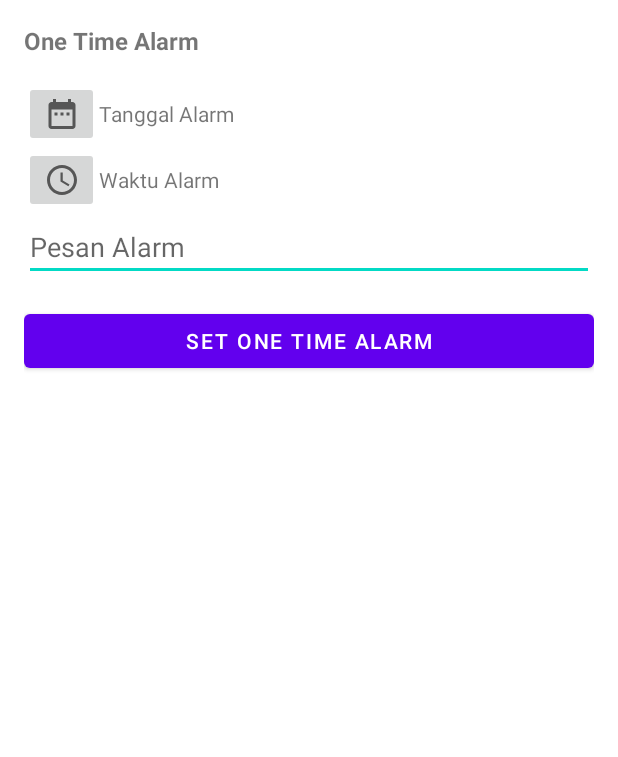
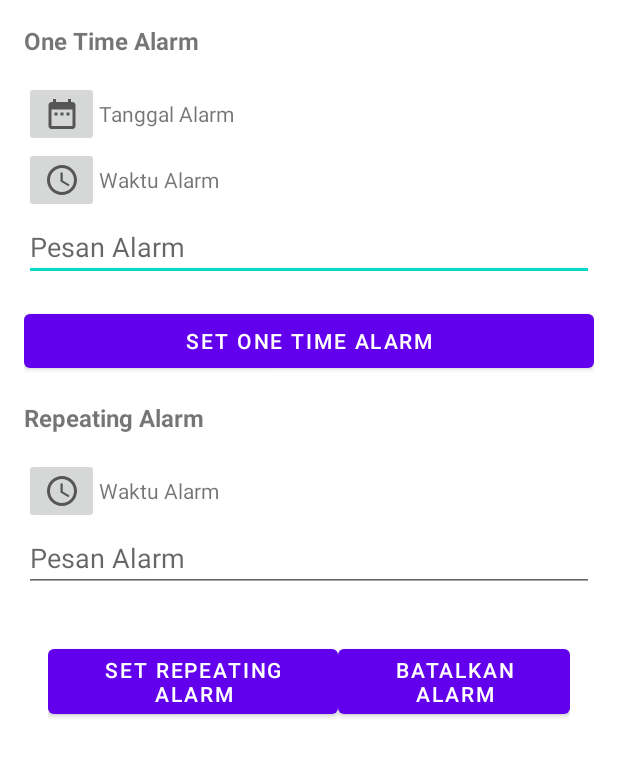
Before and after one commit to yuandikaalreiza/MyAlarmManager, an Android app: the layout activity_main.xml on its own in the app's theme, with its tools: preview values and no code run, on a phone screen of 412 x 824 dp. Shown: the top 757 px of the screen. Run offline under Robolectric (Android 15) with nearby library versions, the phone set to English and light mode, and no system bars.

Commit message:
Repeat and Cancel Alarm

```diff
--- a/app/src/main/res/layout/activity_main.xml
+++ b/app/src/main/res/layout/activity_main.xml
@@ -62,4 +62,54 @@
         android:layout_marginBottom="16dp"
         android:text="@string/set_one_time_alarm" />
 
+    <TextView
+        android:layout_width="match_parent"
+        android:layout_height="wrap_content"
+        android:layout_marginBottom="16dp"
+        android:text="@string/repeating_alarm"
+        android:textSize="16sp"
+        android:textStyle="bold" />
+    <LinearLayout
+        android:layout_width="match_parent"
+        android:layout_height="wrap_content"
+        android:gravity="center_vertical"
+        android:orientation="horizontal">
+        <ImageButton
+            android:id="@+id/btn_repeating_time"
+            android:layout_width="50dp"
+            android:layout_height="wrap_content"
+            android:src="@drawable/ic_access_time_black" />
+        <TextView
+            android:id="@+id/tv_repeating_time"
+            android:layout_width="wrap_content"
+            android:layout_height="wrap_content"
+            android:text="@string/alarm_time" />
+    </LinearLayout>
+    <EditText
+        android:id="@+id/edt_repeating_message"
+        android:layout_width="match_parent"
+        android:layout_height="wrap_content"
+        android:layout_marginBottom="16dp"
+        android:hint="@string/alarm_message"
+        android:inputType="text" />
+    <LinearLayout
+        android:layout_width="match_parent"
+        android:layout_height="wrap_content"
+        android:gravity="center"
+        android:padding="16dp"
+        android:orientation="horizontal">
+        <Button
+            android:id="@+id/btn_set_repeating_alarm"
+            android:layout_width="wrap_content"
+            android:layout_height="wrap_content"
+            android:layout_weight="0.5"
+            android:text="@string/set_repeating_alarm" />
+        <Button
+            android:id="@+id/btn_cancel_repeating_alarm"
+            android:layout_width="wrap_content"
+            android:layout_height="wrap_content"
+            android:layout_weight="0.5"
+            android:text="@string/cancel_alarm" />
+    </LinearLayout>
+
 </LinearLayout>
```
Also changed, not shown: app/src/main/java/com/dicoding/myalarmmanager/AlarmReceiver.kt (+36 -0 lines), app/src/main/java/com/dicoding/myalarmmanager/MainActivity.kt (+17 -1 lines).
